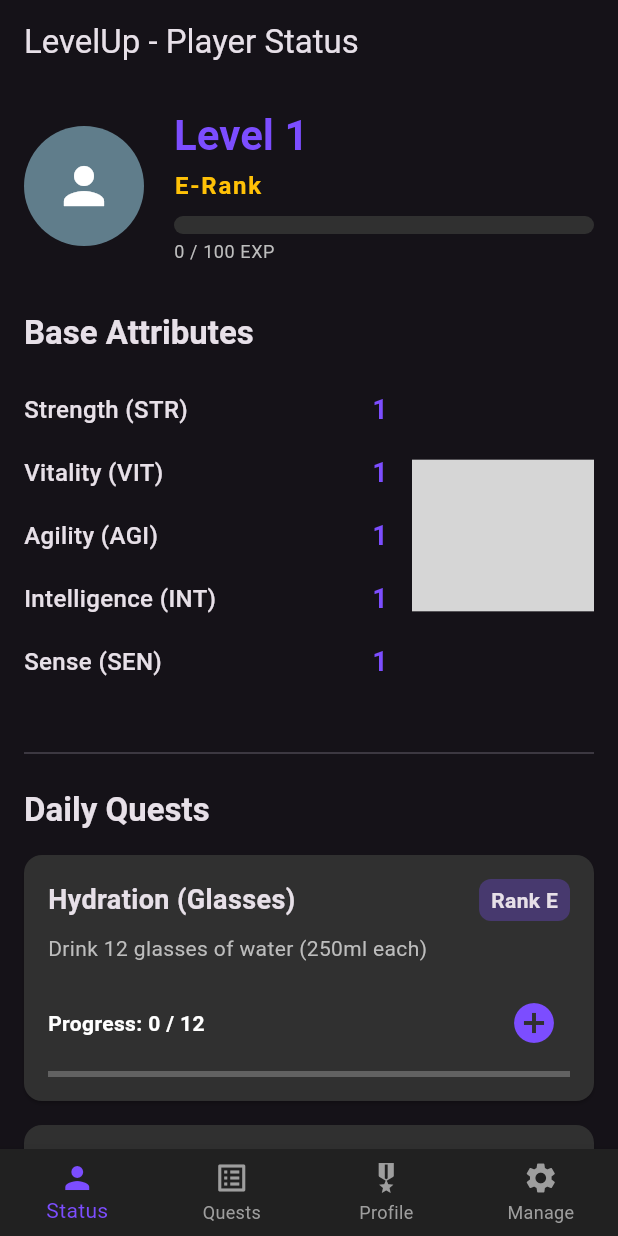
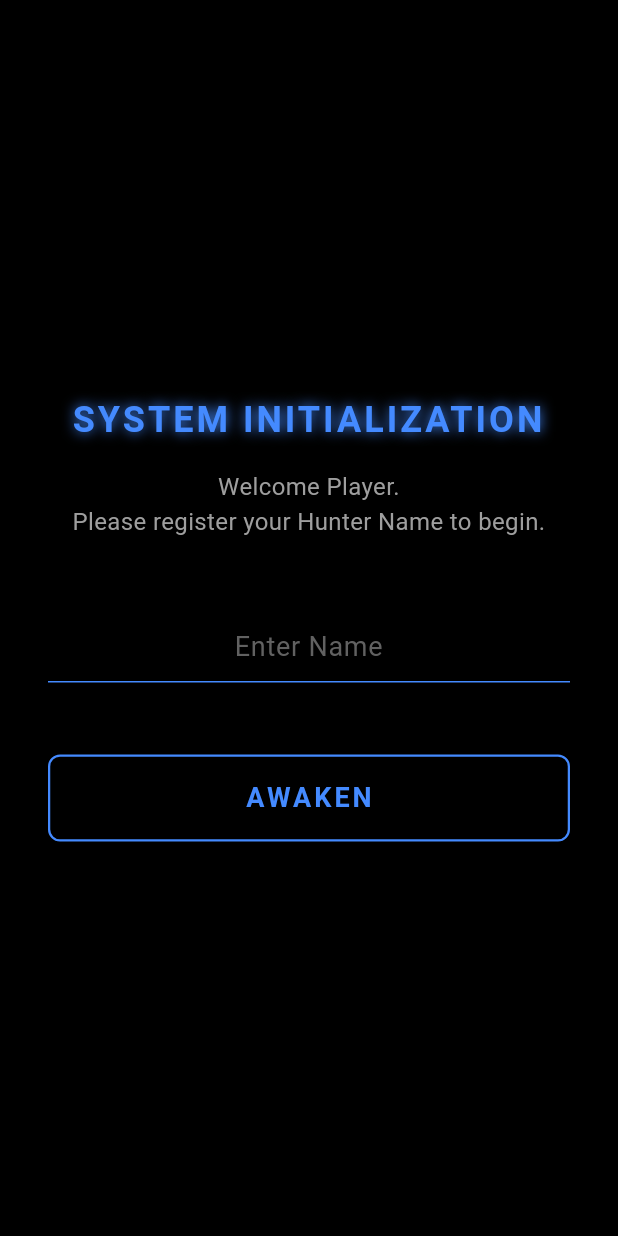
Before and after one commit to AlperSayginEtci/level_up, a Flutter app: the screen it shows after launch, on a phone screen of 412 x 824 dp. Run offline on Flutter 3.47's test engine with Material 3 defaults, Android fonts, the phone set to English and light mode, and no system bars; our stand-ins replace fl_chart, hive, hive_flutter, pedometer, permission_handler, shared_preferences; missing offline and left inert: flutter_wear_os_connectivity; accounts and stored records are empty; grey boxes are pictures that could not be loaded.

Commit message:
feat: add onboarding screen, profile enhancements, and update radar chart

```diff
--- a/lib/main.dart
+++ b/lib/main.dart
@@ -1,6 +1,7 @@
 import 'package:flutter/material.dart';
 import 'package:provider/provider.dart';
 import 'screens/main_layout.dart';
+import 'screens/onboarding_screen.dart';
 import 'providers/player_state_manager.dart';
 import 'services/database_service.dart';
 import 'services/sync_service.dart';
@@ -33,7 +34,14 @@ class LevelUpApp extends StatelessWidget {
         ),
         useMaterial3: true,
       ),
-      home: const MainLayout(),
+      home: Consumer<PlayerProgressAndStatsController>(
+        builder: (context, controller, child) {
+          if (controller.isNewPlayer) {
+            return const OnboardingScreen();
+          }
+          return const MainLayout();
+        },
+      ),
     );
   }
 }
--- a/lib/providers/player_state_manager.dart
+++ b/lib/providers/player_state_manager.dart
@@ -25,6 +25,12 @@ class PlayerProgressAndStatsController extends ChangeNotifier {
   // Rank up tracking
   Achievement? _recentlyUnlockedRank;
   Achievement? get recentlyUnlockedRank => _recentlyUnlockedRank;
+
+  // Player Profile
+  String _playerName = "Player";
+  String get playerName => _playerName;
+  bool _isNewPlayer = false;
+  bool get isNewPlayer => _isNewPlayer;
 
   void clearLevelUpFlag() {
     _hasLeveledUp = false;
@@ -65,6 +71,10 @@ class PlayerProgressAndStatsController extends ChangeNotifier {
       _achievements = defaultAchievements.map((a) => a.copyWith()).toList();
       _checkRankAchievements(notify: false); // İlk defa açıldığında
     }
+
+    // Load Player Name
+    _playerName = prefs.getString('player_name') ?? "Player";
+    _isNewPlayer = prefs.getBool('is_new_player') ?? true;
 
     // Load Pedometer base steps
     _dailyBaseSteps = prefs.getInt('daily_base_steps') ?? -1;
@@ -275,6 +285,16 @@ class PlayerProgressAndStatsController extends ChangeNotifier {
 
     // Send updated quests to Wear OS
     await SyncService.sendQuestsToWatch(_availableQuests);
+
+    // Save key stats to SharedPreferences so Native Android TileService can read them
+    final prefs = await SharedPreferences.getInstance();
+    await prefs.setInt('stat_level', _currentPlayerStats.level);
+    await prefs.setString('stat_rank', currentRank.title);
+    await prefs.setInt('stat_str', _currentPlayerStats.strength);
+    await prefs.setInt('stat_agi', _currentPlayerStats.agility);
+    await prefs.setInt('stat_int', _currentPlayerStats.intelligence);
+    await prefs.setInt('stat_sen', _currentPlayerStats.sense);
+    await prefs.setInt('stat_vit', _currentPlayerStats.vitality);
   }
 
   void _checkRankAchievements({bool notify = true}) {
@@ -387,6 +407,15 @@ class PlayerProgressAndStatsController extends ChangeNotifier {
     notifyListeners();
   }
 
+  Future<void> updatePlayerProfile(String newName) async {
+    _playerName = newName;
+    _isNewPlayer = false;
+    final prefs = await SharedPreferences.getInstance();
+    await prefs.setString('player_name', newName);
+    await prefs.setBool('is_new_player', false);
+    notifyListeners();
+  }
+
   @override
   void dispose() {
     _stepCountStream?.cancel();
--- a/lib/screens/home_screen.dart
+++ b/lib/screens/home_screen.dart
@@ -105,7 +105,7 @@ class HomeScreen extends StatelessWidget {
                   Expanded(
                     flex: 1,
                     child: ConstrainedBox(
-                      constraints: const BoxConstraints(maxHeight: 150),
+                      constraints: const BoxConstraints(maxHeight: 120),
                       child: StatRadarChart(stats: stats),
                     ),
                   ),
--- /dev/null
+++ b/lib/screens/onboarding_screen.dart
@@ -0,0 +1,121 @@
+import 'package:flutter/material.dart';
+import 'package:provider/provider.dart';
+import '../providers/player_state_manager.dart';
+
+class OnboardingScreen extends StatefulWidget {
+  const OnboardingScreen({super.key});
+
+  @override
+  State<OnboardingScreen> createState() => _OnboardingScreenState();
+}
+
+class _OnboardingScreenState extends State<OnboardingScreen> with SingleTickerProviderStateMixin {
+  final TextEditingController _nameController = TextEditingController();
+  late AnimationController _animController;
+  late Animation<double> _fadeAnim;
+
+  @override
+  void initState() {
+    super.initState();
+    _animController = AnimationController(vsync: this, duration: const Duration(seconds: 2));
+    _fadeAnim = Tween<double>(begin: 0.0, end: 1.0).animate(CurvedAnimation(
+      parent: _animController,
+      curve: Curves.easeIn,
+    ));
+    _animController.forward();
+  }
+
+  @override
+  void dispose() {
+    _nameController.dispose();
+    _animController.dispose();
+    super.dispose();
+  }
+
+  void _onAwaken() {
+    final name = _nameController.text.trim();
+    if (name.isNotEmpty) {
+      context.read<PlayerProgressAndStatsController>().updatePlayerProfile(name);
+      // The routing logic in main.dart will automatically rebuild and show MainLayout
+    }
+  }
+
+  @override
+  Widget build(BuildContext context) {
+    return Scaffold(
+      backgroundColor: Colors.black,
+      body: SafeArea(
+        child: FadeTransition(
+          opacity: _fadeAnim,
+          child: Padding(
+            padding: const EdgeInsets.all(32.0),
+            child: Column(
+              mainAxisAlignment: MainAxisAlignment.center,
+              crossAxisAlignment: CrossAxisAlignment.stretch,
+              children: [
+                const Text(
+                  'SYSTEM INITIALIZATION',
+                  textAlign: TextAlign.center,
+                  style: TextStyle(
+                    color: Colors.blueAccent,
+                    fontSize: 24,
+                    fontWeight: FontWeight.bold,
+                    letterSpacing: 2.0,
+                    shadows: [
+                      Shadow(color: Colors.blueAccent, blurRadius: 10),
+                    ],
+                  ),
+                ),
+                const SizedBox(height: 16),
+                const Text(
+                  'Welcome Player.\nPlease register your Hunter Name to begin.',
+                  textAlign: TextAlign.center,
+                  style: TextStyle(
+                    color: Colors.grey,
+                    fontSize: 16,
+                  ),
+                ),
+                const SizedBox(height: 48),
+                TextField(
+                  controller: _nameController,
+                  style: const TextStyle(color: Colors.white, fontSize: 18),
+                  textAlign: TextAlign.center,
+                  decoration: InputDecoration(
+                    hintText: 'Enter Name',
+                    hintStyle: TextStyle(color: Colors.grey[700]),
+                    enabledBorder: const UnderlineInputBorder(
+                      borderSide: BorderSide(color: Colors.blueAccent),
+                    ),
+                    focusedBorder: const UnderlineInputBorder(
+                      borderSide: BorderSide(color: Colors.blueAccent, width: 2),
+                    ),
+                  ),
+                  onSubmitted: (_) => _onAwaken(),
+                ),
+                const SizedBox(height: 48),
+                ElevatedButton(
+                  onPressed: _onAwaken,
+                  style: ElevatedButton.styleFrom(
+                    backgroundColor: Colors.transparent,
+                    side: const BorderSide(color: Colors.blueAccent, width: 1.5),
+                    padding: const EdgeInsets.symmetric(vertical: 16),
+                    shape: RoundedRectangleBorder(borderRadius: BorderRadius.circular(8)),
+                  ),
+                  child: const Text(
+                    'AWAKEN',
+                    style: TextStyle(
+                      color: Colors.blueAccent,
+                      fontSize: 18,
+                      fontWeight: FontWeight.bold,
+                      letterSpacing: 2.0,
+                    ),
+                  ),
+                ),
+              ],
+            ),
+          ),
+        ),
+      ),
+    );
+  }
+}
--- a/lib/widgets/stat_radar_chart.dart
+++ b/lib/widgets/stat_radar_chart.dart
@@ -40,15 +40,15 @@ class StatRadarChart extends StatelessWidget {
           getTitle: (index, angle) {
             switch (index) {
               case 0:
-                return RadarChartTitle(text: 'STR\n\${stats.strength}', angle: angle);
+                return RadarChartTitle(text: 'STR', angle: angle);
               case 1:
-                return RadarChartTitle(text: 'VIT\n\${stats.vitality}', angle: angle);
+                return RadarChartTitle(text: 'VIT', angle: angle);
               case 2:
-                return RadarChartTitle(text: 'AGI\n\${stats.agility}', angle: angle);
+                return RadarChartTitle(text: 'AGI', angle: angle);
               case 3:
-                return RadarChartTitle(text: 'INT\n\${stats.intelligence}', angle: angle);
+                return RadarChartTitle(text: 'INT', angle: angle);
               case 4:
-                return RadarChartTitle(text: 'SEN\n\${stats.sense}', angle: angle);
+                return RadarChartTitle(text: 'SEN', angle: angle);
               default:
                 return const RadarChartTitle(text: '');
             }
```
Also changed, not shown: lib/screens/profile_screen.dart (+88 -6 lines), lib/screens/wear_os/wear_home_screen.dart (+5 -5 lines), 5 other files.
